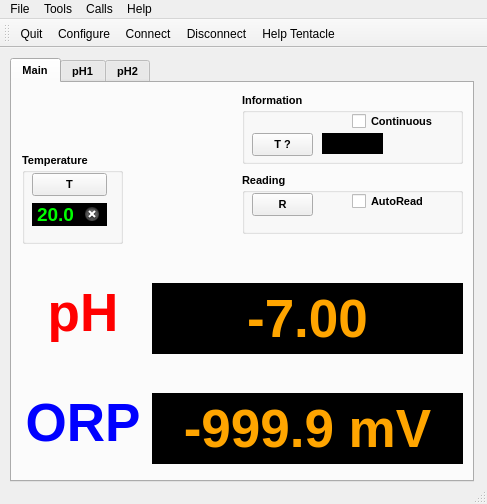
Qt form mainwindow.ui (cskv/atlas-tentacle) before a commit.
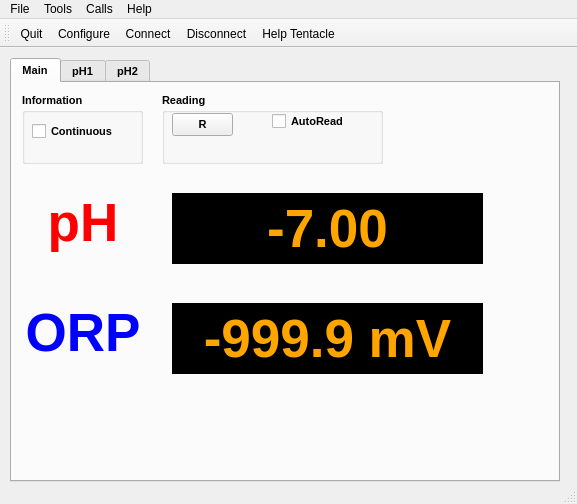
The same form after that commit. Icons and pictures are not drawn.

What changed in the file:
```diff
--- a/mainwindow.ui
+++ b/mainwindow.ui
@@ -6,7 +6,7 @@
    <rect>
     <x>0</x>
     <y>0</y>
-    <width>487</width>
+    <width>577</width>
     <height>504</height>
    </rect>
   </property>
@@ -19,7 +19,7 @@
      <rect>
       <x>10</x>
       <y>10</y>
-      <width>464</width>
+      <width>550</width>
       <height>424</height>
      </rect>
     </property>
@@ -56,7 +56,7 @@
       <property name="geometry">
        <rect>
         <x>10</x>
-        <y>200</y>
+        <y>110</y>
         <width>122</width>
         <height>60</height>
        </rect>
@@ -81,8 +81,8 @@
      <widget class="QLabel" name="pH1Label">
       <property name="geometry">
        <rect>
-        <x>140</x>
-        <y>200</y>
+        <x>160</x>
+        <y>110</y>
         <width>311</width>
         <height>71</height>
        </rect>
@@ -116,10 +116,10 @@
      <widget class="QGroupBox" name="gbRead">
       <property name="geometry">
        <rect>
-        <x>230</x>
-        <y>90</y>
+        <x>150</x>
+        <y>10</y>
         <width>221</width>
-        <height>61</height>
+        <height>71</height>
        </rect>
       </property>
       <property name="font">
@@ -158,82 +158,12 @@
        </property>
       </widget>
      </widget>
-     <widget class="QGroupBox" name="gbTemp">
-      <property name="geometry">
-       <rect>
-        <x>10</x>
-        <y>70</y>
-        <width>101</width>
-        <height>91</height>
-       </rect>
-      </property>
-      <property name="font">
-       <font>
-        <weight>75</weight>
-        <bold>true</bold>
-       </font>
-      </property>
-      <property name="title">
-       <string>Temperature</string>
-      </property>
-      <widget class="QPushButton" name="btnSetTemp">
-       <property name="geometry">
-        <rect>
-         <x>10</x>
-         <y>20</y>
-         <width>75</width>
-         <height>23</height>
-        </rect>
-       </property>
-       <property name="text">
-        <string>T</string>
-       </property>
-      </widget>
-      <widget class="QLineEdit" name="leTemp">
-       <property name="geometry">
-        <rect>
-         <x>10</x>
-         <y>50</y>
-         <width>75</width>
-         <height>23</height>
-        </rect>
-       </property>
-       <property name="font">
-        <font>
-         <family>Arial</family>
-         <pointsize>14</pointsize>
-         <weight>75</weight>
-         <bold>true</bold>
-        </font>
-       </property>
-       <property name="autoFillBackground">
-        <bool>false</bool>
-       </property>
-       <property name="styleSheet">
-        <string notr="true">background: black;
-color: lime;
-</string>
-       </property>
-       <property name="text">
-        <string>20.0</string>
-       </property>
-       <property name="frame">
-        <bool>false</bool>
-       </property>
-       <property name="alignment">
-        <set>Qt::AlignCenter</set>
-       </property>
-       <property name="clearButtonEnabled">
-        <bool>true</bool>
-       </property>
-      </widget>
-     </widget>
      <widget class="QGroupBox" name="groupBox">
       <property name="geometry">
        <rect>
-        <x>230</x>
+        <x>10</x>
         <y>10</y>
-        <width>221</width>
+        <width>121</width>
         <height>71</height>
        </rect>
       </property>
@@ -252,59 +182,11 @@
       <property name="title">
        <string>Information</string>
       </property>
-      <widget class="QPushButton" name="btnGetTemp">
-       <property name="geometry">
-        <rect>
-         <x>10</x>
-         <y>40</y>
-         <width>61</width>
-         <height>23</height>
-        </rect>
-       </property>
-       <property name="text">
-        <string>T ?</string>
-       </property>
-      </widget>
-      <widget class="QLabel" name="tempLabel">
-       <property name="geometry">
-        <rect>
-         <x>80</x>
-         <y>40</y>
-         <width>61</width>
-         <height>21</height>
-        </rect>
-       </property>
-       <property name="font">
-        <font>
-         <family>Arial</family>
-         <pointsize>12</pointsize>
-         <weight>75</weight>
-         <bold>true</bold>
-        </font>
-       </property>
-       <property name="styleSheet">
-        <string notr="true">background: black;
-color: yellow;
-</string>
-       </property>
-       <property name="text">
-        <string/>
-       </property>
-       <property name="textFormat">
-        <enum>Qt::PlainText</enum>
-       </property>
-       <property name="alignment">
-        <set>Qt::AlignCenter</set>
-       </property>
-       <property name="margin">
-        <number>4</number>
-       </property>
-      </widget>
       <widget class="QCheckBox" name="contCB">
        <property name="geometry">
         <rect>
-         <x>110</x>
-         <y>20</y>
+         <x>10</x>
+         <y>30</y>
          <width>83</width>
          <height>17</height>
         </rect>
@@ -317,8 +199,8 @@
      <widget class="QLabel" name="pH2Label">
       <property name="geometry">
        <rect>
-        <x>140</x>
-        <y>310</y>
+        <x>160</x>
+        <y>220</y>
         <width>311</width>
         <height>71</height>
        </rect>
@@ -353,7 +235,7 @@
       <property name="geometry">
        <rect>
         <x>10</x>
-        <y>310</y>
+        <y>220</y>
         <width>122</width>
         <height>60</height>
        </rect>
@@ -393,7 +275,7 @@
     <rect>
      <x>0</x>
      <y>0</y>
-     <width>487</width>
+     <width>577</width>
      <height>21</height>
     </rect>
    </property>
```
